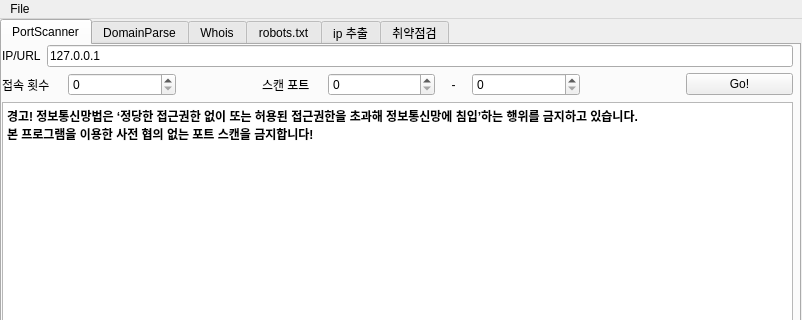
Qt form PortScanner.ui (EzHong1216/ProjectOAOA) before a commit; both pictures show x 0 to 802 and y 0 to 320 of the 802 by 611 pixel window.
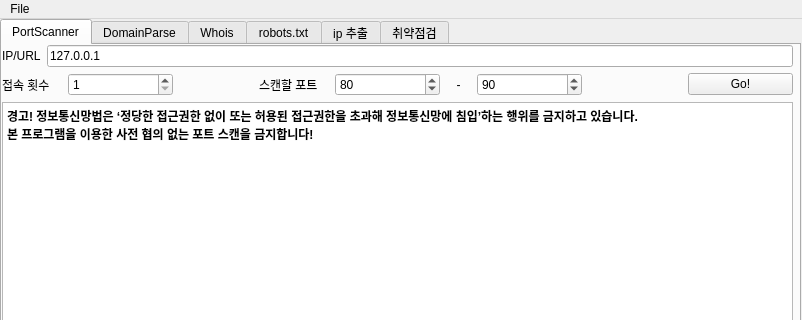
The same form after that commit. The open tabs and pages were chosen to show the change.

Commit message: ADD: 포트 스캔 기능 연결

What changed in the file:
```diff
--- a/PortScanner.ui
+++ b/PortScanner.ui
@@ -74,7 +74,14 @@
           </widget>
          </item>
          <item>
-          <widget class="QSpinBox" name="spinBox"/>
+          <widget class="QSpinBox" name="port_LoopNum">
+           <property name="minimum">
+            <number>1</number>
+           </property>
+           <property name="maximum">
+            <number>100</number>
+           </property>
+          </widget>
          </item>
          <item>
           <spacer name="horizontalSpacer_2">
@@ -96,12 +103,12 @@
           <widget class="QLabel" name="label_2">
            <property name="maximumSize">
             <size>
-             <width>60</width>
+             <width>70</width>
              <height>16777215</height>
             </size>
            </property>
            <property name="text">
-            <string>스캔 포트</string>
+            <string>스캔할 포트</string>
            </property>
            <property name="alignment">
             <set>Qt::AlignLeading|Qt::AlignLeft|Qt::AlignVCenter</set>
@@ -109,7 +116,14 @@
           </widget>
          </item>
          <item>
-          <widget class="QSpinBox" name="spinBox_2"/>
+          <widget class="QSpinBox" name="port_PortMin">
+           <property name="maximum">
+            <number>65535</number>
+           </property>
+           <property name="value">
+            <number>80</number>
+           </property>
+          </widget>
          </item>
          <item>
           <widget class="QLabel" name="label_4">
@@ -128,7 +142,14 @@
           </widget>
          </item>
          <item>
-          <widget class="QSpinBox" name="spinBox_3"/>
+          <widget class="QSpinBox" name="port_PortMax">
+           <property name="maximum">
+            <number>65535</number>
+           </property>
+           <property name="value">
+            <number>90</number>
+           </property>
+          </widget>
          </item>
          <item>
           <spacer name="horizontalSpacer">
```
Left out of the diff: 8 changed lines with no effect on the pictures. The commit also changes 2 other files.
